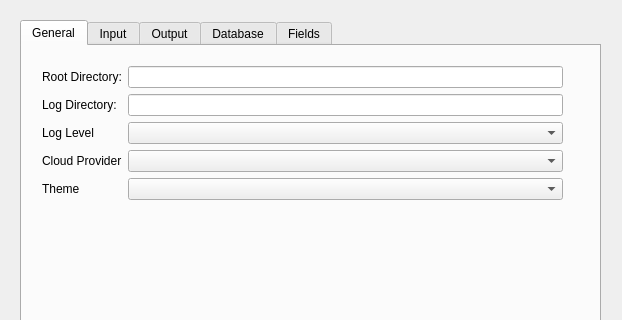
The window that zeex/core/ui/settings.ui (zbarge/zeex) describes before a commit, drawn with Qt 5; both pictures show x 0 to 622 and y 0 to 320 of the 622 by 670 pixel window.
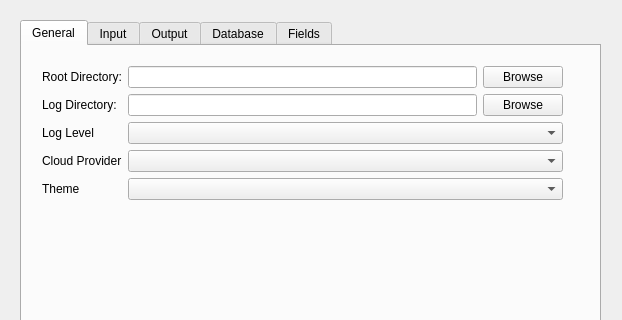
The same window after the commit.

Diff of the .ui file:
```diff
--- a/zeex/core/ui/settings.ui
+++ b/zeex/core/ui/settings.ui
@@ -77,9 +77,6 @@
            </property>
           </widget>
          </item>
-         <item row="0" column="1">
-          <widget class="QLineEdit" name="rootDirectoryLineEdit"/>
-         </item>
          <item row="1" column="0">
           <widget class="QLabel" name="logDirectoryLabel">
            <property name="text">
@@ -87,9 +84,6 @@
            </property>
           </widget>
          </item>
-         <item row="1" column="1">
-          <widget class="QLineEdit" name="logDirectoryLineEdit"/>
-         </item>
          <item row="2" column="0">
           <widget class="QLabel" name="logLevelLabel">
            <property name="text">
@@ -120,6 +114,34 @@
          <item row="4" column="1">
           <widget class="QComboBox" name="themeComboBox"/>
          </item>
+         <item row="0" column="1">
+          <layout class="QGridLayout" name="gridLayout_3">
+           <item row="0" column="1">
+            <widget class="QPushButton" name="btnRootDirectory">
+             <property name="text">
+              <string>Browse</string>
+             </property>
+            </widget>
+           </item>
+           <item row="0" column="0">
+            <widget class="QLineEdit" name="rootDirectoryLineEdit"/>
+           </item>
+          </layout>
+         </item>
+         <item row="1" column="1">
+          <layout class="QGridLayout" name="gridLayout_4">
+           <item row="0" column="1">
+            <widget class="QPushButton" name="btnLogDirectory">
+             <property name="text">
+              <string>Browse</string>
+             </property>
+            </widget>
+           </item>
+           <item row="0" column="0">
+            <widget class="QLineEdit" name="logDirectoryLineEdit"/>
+           </item>
+          </layout>
+         </item>
         </layout>
        </widget>
       </widget>
```
